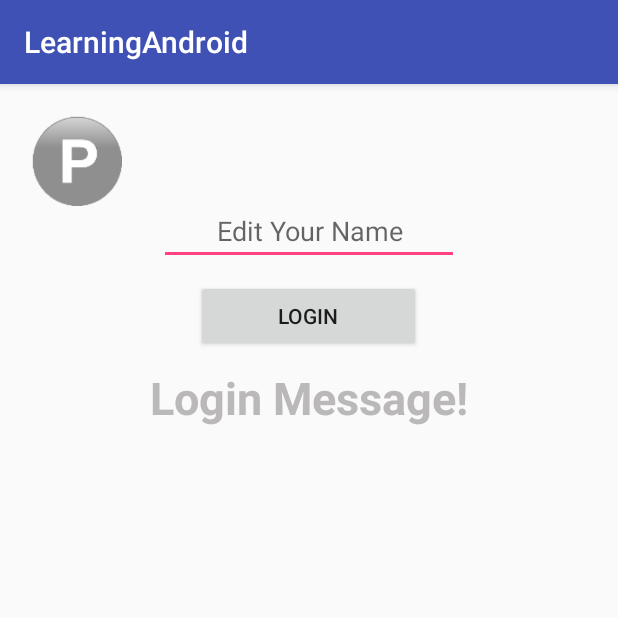
After one commit to elhampour/LearningAndroid, an Android app: the SaveStateActivity screen opened directly, with no data from a screen before it, on a phone screen of 412 x 824 dp, the top half of it. The commit adds this screen. Run offline under Robolectric (Android 15) with nearby library versions, the phone set to English and light mode, and no system bars.

Commit message:
portrait and landscape

```diff
--- a/app/src/main/AndroidManifest.xml
+++ b/app/src/main/AndroidManifest.xml
@@ -16,6 +16,7 @@
             </intent-filter>
         </activity>
         <activity android:name=".SecondActivity"/>
+        <activity android:name=".SaveStateActivity"/>
     </application>
 
 </manifest>
--- a/app/src/main/java/mh/learningandroid/MainActivity.java
+++ b/app/src/main/java/mh/learningandroid/MainActivity.java
@@ -11,6 +11,7 @@ public class MainActivity extends AppCompatActivity {
 
     private Button submitBtn;
     private EditText nameEditText;
+    private Button saveStateButton;
 
     @Override
     protected void onCreate(Bundle savedInstanceState) {
@@ -19,6 +20,7 @@ public class MainActivity extends AppCompatActivity {
 
         submitBtn =(Button) findViewById(R.id.submitBtn);
         nameEditText =(EditText) findViewById(R.id.nameEditText);
+        saveStateButton = (Button) findViewById(R.id.saveStateBtn);
 
         submitBtn.setOnClickListener(new View.OnClickListener(){
             @Override
@@ -26,6 +28,18 @@ public class MainActivity extends AppCompatActivity {
                 moveToSecondActivity_SecondWay();
             }
         });
+
+        saveStateButton.setOnClickListener(new View.OnClickListener(){
+            @Override
+            public void onClick(View v) {
+                moveToSaveStateActivity();
+            }
+        });
+    }
+
+    private void moveToSaveStateActivity(){
+        Intent intent = new Intent(MainActivity.this,SaveStateActivity.class);
+        startActivity(intent);
     }
 
     private void moveToSecondActivity_FirstWay(){
--- /dev/null
+++ b/app/src/main/java/mh/learningandroid/SaveStateActivity.java
@@ -0,0 +1,92 @@
+package mh.learningandroid;
+
+import android.os.Bundle;
+import android.support.v7.app.AppCompatActivity;
+import android.util.Log;
+import android.view.View;
+import android.widget.Button;
+import android.widget.EditText;
+import android.widget.TextView;
+
+public class SaveStateActivity extends AppCompatActivity {
+
+    private final String TAG = SaveStateActivity.class.getSimpleName();
+
+    private Button btnSubmit;
+    private EditText editName;
+    private TextView txtMessage;
+
+    @Override
+    protected void onCreate(Bundle savedInstanceState) {
+        super.onCreate(savedInstanceState);
+        setContentView(R.layout.activity_savestate);
+        Log.i(TAG,"onCreate");
+
+        btnSubmit = (Button)findViewById(R.id.btnSubmit);
+        editName =(EditText)findViewById(R.id.etName);
+        txtMessage = (TextView)findViewById(R.id.txtMessage);
+
+        btnSubmit.setOnClickListener(new View.OnClickListener(){
+            @Override
+            public void onClick(View v) {
+                txtMessage.setText("Welcome "+editName.getText().toString());
+                btnSubmit.setText("Logout");
+            }
+        });
+    }
+
+    @Override
+    protected void onRestoreInstanceState(Bundle savedInstanceState) {
+        super.onRestoreInstanceState(savedInstanceState);
+        Log.i(TAG,"onRestoreInstanceState");
+        if(savedInstanceState!=null){
+            btnSubmit.setText(savedInstanceState.getString("btn"));
+            txtMessage.setText(savedInstanceState.getString("message"));
+        }
+    }
+
+    @Override
+    protected void onSaveInstanceState(Bundle outState) {
+        super.onSaveInstanceState(outState);
+        Log.i(TAG,"onSaveInstanceState");
+
+        outState.putString("message",txtMessage.getText().toString());
+        outState.putString("btn",btnSubmit.getText().toString());
+    }
+
+    @Override
+    protected void onRestart() {
+        super.onRestart();
+        Log.i(TAG,"onRestart");
+    }
+
+    @Override
+    protected void onStart() {
+        super.onStart();
+        Log.i(TAG,"onStart");
+    }
+
+    @Override
+    protected void onResume() {
+        super.onResume();
+        Log.i(TAG,"onResume");
+    }
+
+    @Override
+    protected void onPause() {
+        super.onPause();
+        Log.i(TAG,"onPause");
+    }
+
+    @Override
+    protected void onStop() {
+        super.onStop();
+        Log.i(TAG,"onStop");
+    }
+
+    @Override
+    protected void onDestroy() {
+        super.onDestroy();
+        Log.i(TAG,"onDestroy");
+    }
+}
--- /dev/null
+++ b/app/src/main/res/layout-land/activity_savestate.xml
@@ -0,0 +1,56 @@
+<?xml version="1.0" encoding="utf-8"?>
+<RelativeLayout
+    xmlns:android="http://schemas.android.com/apk/res/android"
+    xmlns:tools="http://schemas.android.com/tools"
+    android:id="@+id/activity_saveState"
+    android:layout_width="match_parent"
+    android:layout_height="match_parent"
+    android:paddingBottom="@dimen/activity_vertical_margin"
+    android:paddingLeft="@dimen/activity_horizontal_margin"
+    android:paddingRight="@dimen/activity_horizontal_margin"
+    android:paddingTop="@dimen/activity_vertical_margin"
+    tools:context="mh.learningandroid.SaveStateActivity">
+
+    <EditText
+        android:id="@+id/etName"
+        android:layout_width="200dp"
+        android:layout_height="wrap_content"
+        android:layout_alignParentTop="true"
+        android:layout_centerHorizontal="true"
+        android:layout_marginTop="59dp"
+        android:gravity="center"
+        android:hint="Edit Your Name"
+        android:inputType="textPersonName"/>
+
+    <Button
+        android:id="@+id/btnSubmit"
+        android:layout_width="150dp"
+        android:layout_height="wrap_content"
+        android:text="Login"
+        android:layout_below="@id/etName"
+        android:layout_marginTop="10dp"
+        android:layout_centerHorizontal="true"/>
+
+    <TextView
+        android:id="@+id/txtMessage"
+        android:layout_width="wrap_content"
+        android:layout_height="wrap_content"
+        android:text="Login Message!"
+        android:textAppearance="?android:attr/textAppearanceMedium"
+        android:textColor="#bab8b8"
+        android:textSize="30sp"
+        android:textStyle="bold"
+        android:layout_below="@id/btnSubmit"
+        android:layout_centerHorizontal="true"
+        android:layout_marginTop="10dp" />
+
+    <ImageView
+        android:id="@+id/imageView"
+        android:layout_width="60dp"
+        android:layout_height="60dp"
+        android:layout_margin="5dp"
+        android:layout_alignParentLeft="true"
+        android:layout_alignParentTop="true"
+        android:src="@drawable/landscape"/>
+
+</RelativeLayout>
--- a/app/src/main/res/layout/activity_main.xml
+++ b/app/src/main/res/layout/activity_main.xml
@@ -29,4 +29,13 @@
         android:layout_centerHorizontal="true"
         android:layout_marginBottom="154dp"
         android:text="Submit"/>
+
+    <Button
+        android:text="Save View State"
+        android:layout_width="wrap_content"
+        android:layout_height="wrap_content"
+        android:layout_marginBottom="56dp"
+        android:id="@+id/saveStateBtn"
+        android:layout_alignParentBottom="true"
+        android:layout_centerHorizontal="true" />
 </RelativeLayout>
--- /dev/null
+++ b/app/src/main/res/layout/activity_savestate.xml
@@ -0,0 +1,56 @@
+<?xml version="1.0" encoding="utf-8"?>
+<RelativeLayout
+    xmlns:android="http://schemas.android.com/apk/res/android"
+    xmlns:tools="http://schemas.android.com/tools"
+    android:id="@+id/activity_saveState"
+    android:layout_width="match_parent"
+    android:layout_height="match_parent"
+    android:paddingBottom="@dimen/activity_vertical_margin"
+    android:paddingLeft="@dimen/activity_horizontal_margin"
+    android:paddingRight="@dimen/activity_horizontal_margin"
+    android:paddingTop="@dimen/activity_vertical_margin"
+    tools:context="mh.learningandroid.SaveStateActivity">
+
+    <EditText
+        android:id="@+id/etName"
+        android:layout_width="200dp"
+        android:layout_height="wrap_content"
+        android:layout_alignParentTop="true"
+        android:layout_centerHorizontal="true"
+        android:layout_marginTop="59dp"
+        android:gravity="center"
+        android:hint="Edit Your Name"
+        android:inputType="textPersonName"/>
+
+    <Button
+        android:id="@+id/btnSubmit"
+        android:layout_width="150dp"
+        android:layout_height="wrap_content"
+        android:text="Login"
+        android:layout_below="@id/etName"
+        android:layout_marginTop="10dp"
+        android:layout_centerHorizontal="true"/>
+
+    <TextView
+        android:id="@+id/txtMessage"
+        android:layout_width="wrap_content"
+        android:layout_height="wrap_content"
+        android:text="Login Message!"
+        android:textAppearance="?android:attr/textAppearanceMedium"
+        android:textColor="#bab8b8"
+        android:textSize="30sp"
+        android:textStyle="bold"
+        android:layout_below="@id/btnSubmit"
+        android:layout_centerHorizontal="true"
+        android:layout_marginTop="10dp" />
+
+    <ImageView
+        android:id="@+id/imageView"
+        android:layout_width="60dp"
+        android:layout_height="60dp"
+        android:layout_margin="5dp"
+        android:layout_alignParentLeft="true"
+        android:layout_alignParentTop="true"
+        android:src="@drawable/portrait"/>
+
+</RelativeLayout>
```
Also changed, not shown: app/src/main/res/drawable/landscape.png (added), app/src/main/res/drawable/portrait.png (added).
